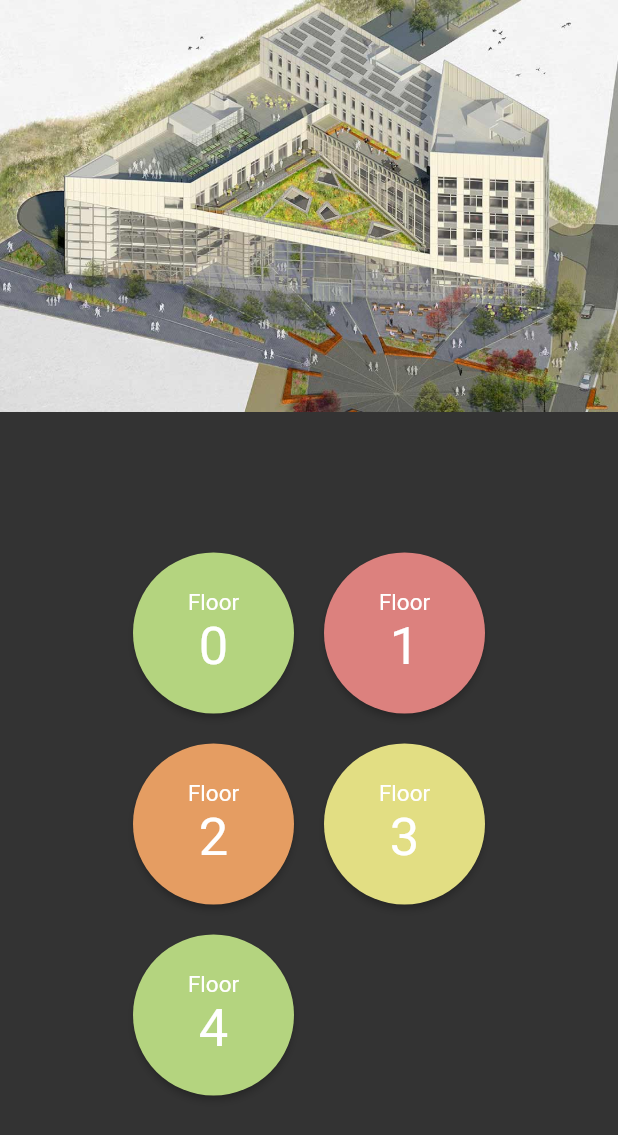
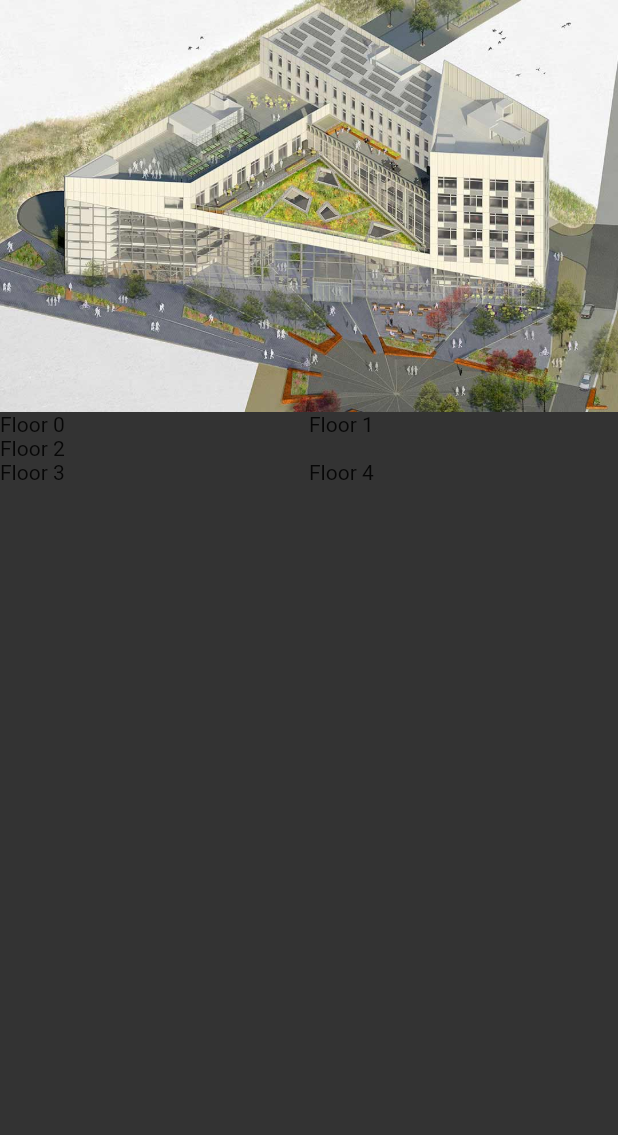
Before and after one commit to alwian/USB-Tour-App, a Flutter app: the ExploreAFloorFragment widget shown alone on an empty page, opened directly, on a phone screen of 412 x 824 dp. Shown: the top 1135 px of the screen. Run offline on Flutter 3.47's test engine with Material 2 defaults, Android fonts, the phone set to English and light mode, and no system bars.

Commit message:
Changed button layout to match new design

```diff
--- a/lib/fragments/explore_a_floor_fragment.dart
+++ b/lib/fragments/explore_a_floor_fragment.dart
@@ -17,40 +17,45 @@ class ExploreAFloorFragment extends StatelessWidget {
     _FloorButton(4, Color(0xFFB4D47F)),
   ];
 
-  _buildFloorButtons(context) {
-    var buttons = <Widget>[];
+  _buildFloorButton(context, floorNo, fullWidth) {
+    double screenWidth = MediaQuery.of(context).size.width;
+    return Container(
+      width: fullWidth ? screenWidth : screenWidth / 2,
+      child: Text('Floor ' + floorNo.toString()),
+    );
+  }
+
+  _buildFloorButtonList(context) {
+    var rows = <Widget>[];
     for(int i = 0; i < _floorButtons.length; i++) {
-      buttons.add(
-        RawMaterialButton(
-          shape: CircleBorder(),
-          fillColor: _floorButtons[i].color,
-          child: Column(
-            mainAxisAlignment: MainAxisAlignment.center,
+      if(i % 3 == 0 && i + 1 < _floorButtons.length) {
+        rows.add(
+          Row(
             children: <Widget>[
-              Text(
-                'Floor',
-                style: TextStyle(
-                    color: Colors.white,
-                    fontSize: 15.0
-                ),
-              ),
-              Text(
-                _floorButtons[i].number.toString(),
-                style: TextStyle(
-                    color: Colors.white,
-                    fontSize: 35.0
-                ),
-              )
+              _buildFloorButton(context, i, false),
+              _buildFloorButton(context, i + 1, false),
             ],
           ),
-          onPressed: () {
-            Navigator.push(context, MaterialPageRoute(
-                builder: (context) => FloorFeatureListPage(_floorButtons[i].number)));
-          },
-        ),
-      );
+        );
+      } else if (i % 3 == 0) {
+        rows.add(
+          Row(
+            children: <Widget>[
+              _buildFloorButton(context, i, true),
+            ],
+          ),
+        );
+      } else if (i % 3 == 2) {
+        rows.add(
+          Row(
+            children: <Widget>[
+              _buildFloorButton(context, i, true),
+            ],
+          ),
+        );
+      }
     }
-    return buttons;
+    return rows;
   }
   @override
   Widget build(BuildContext context) {
@@ -62,19 +67,8 @@ class ExploreAFloorFragment extends StatelessWidget {
         children: <Widget>[
           Image.asset('assets/images/usb.jpg'),
           Expanded(
-            child: Center(
-              child: Container(
-                width: (MediaQuery.of(context).size.width / 3) * 2,
-                child: GridView.count(
-                    crossAxisCount: 2,
-                    physics: ScrollPhysics(),
-                    shrinkWrap: true,
-                    padding: EdgeInsets.all(20.0),
-                    mainAxisSpacing: 20.0,
-                    crossAxisSpacing: 20.0,
-                    children: _buildFloorButtons(context)
-                ),
-              ),
+            child: Column(
+              children: _buildFloorButtonList(context),
             ),
           )
         ],
```
